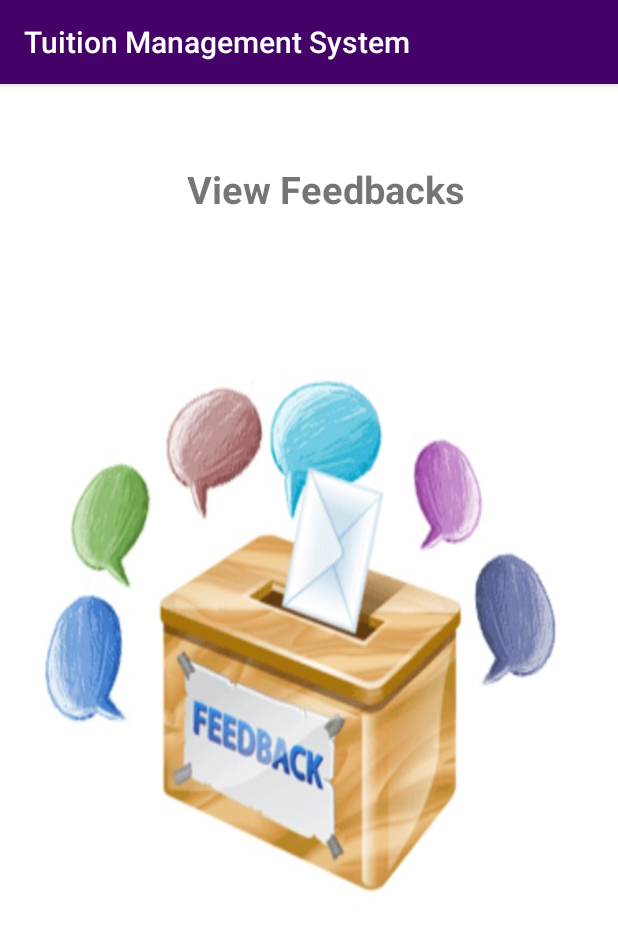
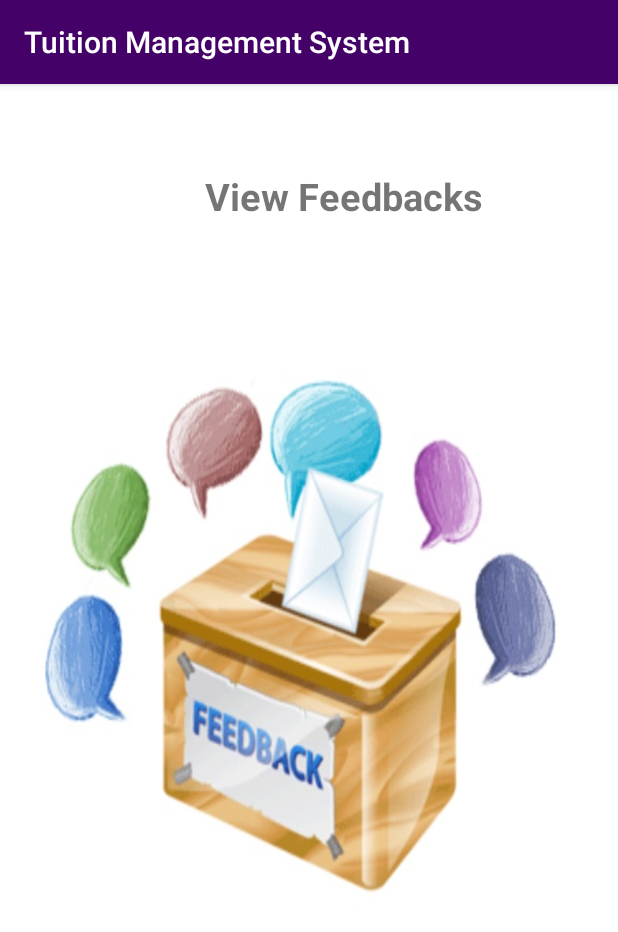
Before and after one commit to chamoddissanayake/Tuition-Management-System, an Android app: the ViewFeedback screen opened directly, with no data from a screen before it, on a phone screen of 412 x 824 dp. Shown: the top 932 px of the screen. Run offline under Robolectric (Android 15) with nearby library versions, the phone set to English and light mode, and no system bars.

Commit message:
modify feedback function

```diff
--- a/app/src/main/res/layout/activity_view_feedback.xml
+++ b/app/src/main/res/layout/activity_view_feedback.xml
@@ -9,8 +9,8 @@
 
     <TextView
         android:id="@+id/textView3"
-        android:layout_width="257dp"
-        android:layout_height="116dp"
+        android:layout_width="259dp"
+        android:layout_height="68dp"
         android:layout_marginStart="8dp"
         android:layout_marginTop="8dp"
         android:layout_marginEnd="8dp"
@@ -19,9 +19,9 @@
         android:textStyle="bold"
         app:layout_constraintBottom_toBottomOf="parent"
         app:layout_constraintEnd_toEndOf="parent"
-        app:layout_constraintHorizontal_bias="0.84"
+        app:layout_constraintHorizontal_bias="0.941"
         app:layout_constraintStart_toStartOf="parent"
         app:layout_constraintTop_toTopOf="parent"
-        app:layout_constraintVertical_bias="0.069" />
+        app:layout_constraintVertical_bias="0.071" />
 
 </androidx.constraintlayout.widget.ConstraintLayout>
```
